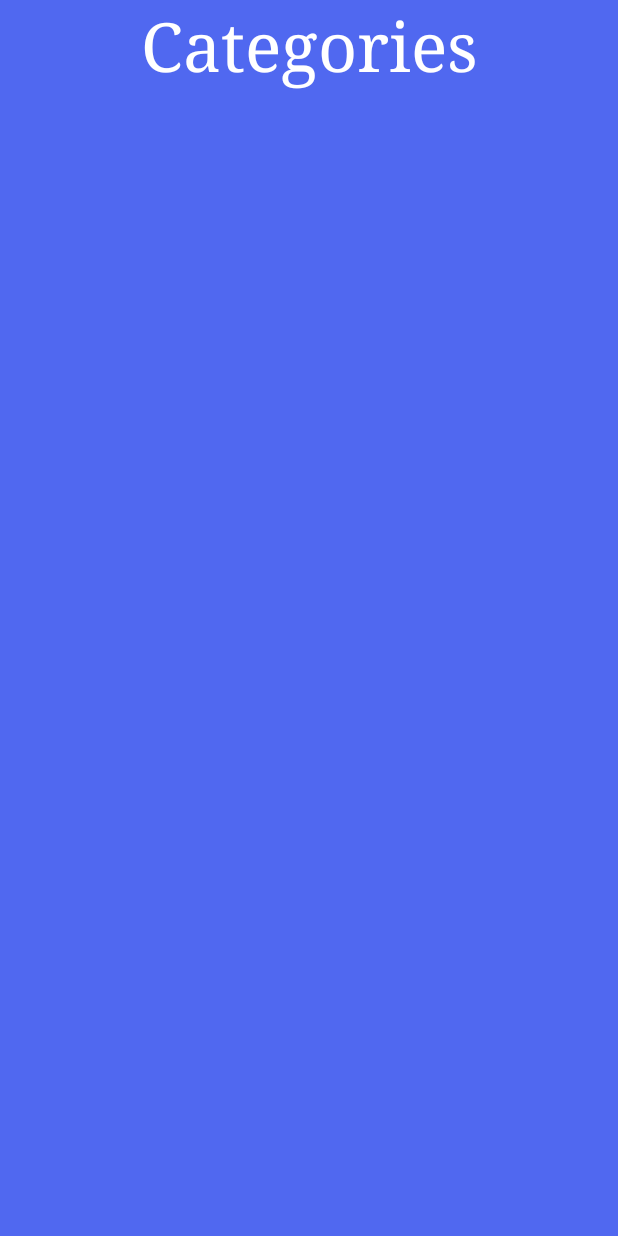
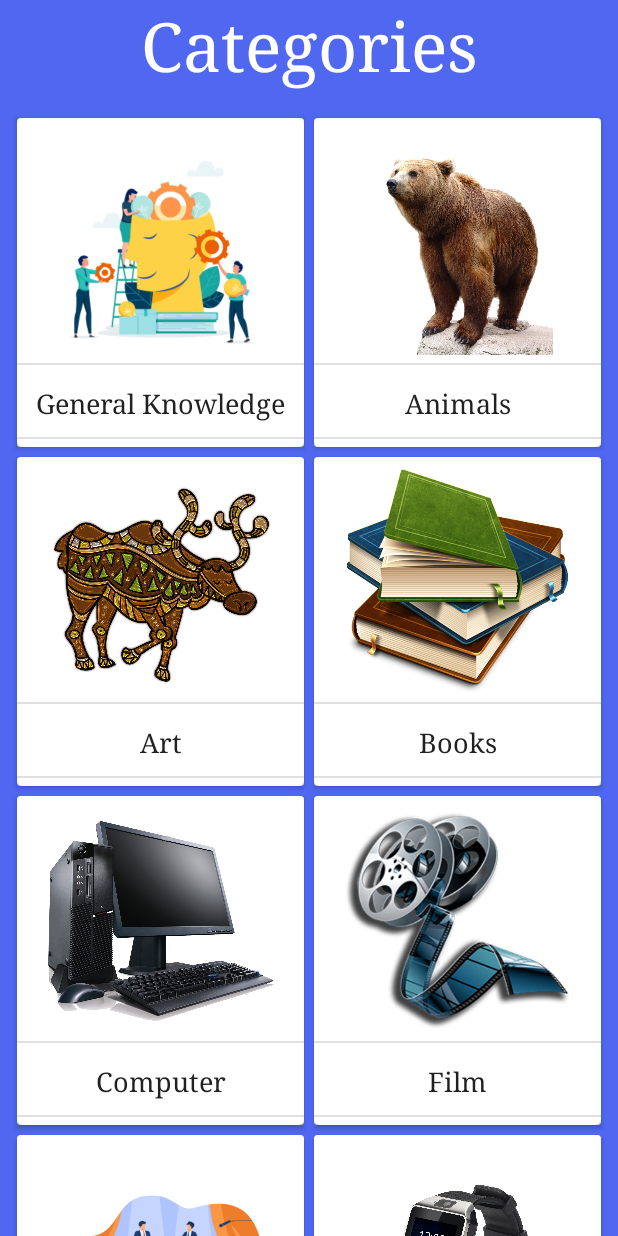
Before and after one commit to rkumar0206/Quiz_App, an Android app: the ChooseCategoryFragment screen opened through its navigation route, on a phone screen of 412 x 824 dp. Run offline under Robolectric (Android 15) with nearby library versions, the phone set to English and light mode, and no system bars; our stand-ins replace Dagger/Hilt's generated code; network calls fail; 1 statement that could not run was skipped.

Commit message:
-> finished the ChooseCategoryFragment.kt -> made adapter for ChooseCategoryFragment.kt recyclerView -> now user can play by choosing a specific category

```diff
--- /dev/null
+++ b/app/src/main/java/com/rohitthebest/adapters/ChooseCategoryAdapter.kt
@@ -0,0 +1,81 @@
+package com.rohitthebest.adapters
+
+import android.view.LayoutInflater
+import android.view.ViewGroup
+import androidx.recyclerview.widget.DiffUtil
+import androidx.recyclerview.widget.ListAdapter
+import androidx.recyclerview.widget.RecyclerView
+import com.rohitthebest.quizzed_aquizapp.databinding.ChooseCategoryLayoutForRvBinding
+import com.rohitthebest.quizzed_aquizapp.ui.fragments.Category
+
+class ChooseCategoryAdapter :
+    ListAdapter<Category, ChooseCategoryAdapter.ChooseCategoryViewHolder>(DiffUtilCallback()) {
+
+    private var mListener: OnClickListener? = null
+
+    inner class ChooseCategoryViewHolder(var binding: ChooseCategoryLayoutForRvBinding) :
+        RecyclerView.ViewHolder(binding.root) {
+
+        fun setData(category: Category?) {
+
+            category?.let {
+
+                binding.categoryImage.setImageResource(it.imageId)
+                binding.categoryName.text = it.categoryName
+            }
+        }
+
+        init {
+
+            binding.chooseCategoryItemCV.setOnClickListener {
+
+                if (checkForNull(absoluteAdapterPosition)) {
+
+                    mListener!!.onItemClick(category = getItem(absoluteAdapterPosition))
+                }
+            }
+        }
+
+        private fun checkForNull(adapterPosition: Int): Boolean {
+
+            return adapterPosition != RecyclerView.NO_POSITION &&
+                    mListener != null
+        }
+    }
+
+    class DiffUtilCallback : DiffUtil.ItemCallback<Category>() {
+
+        override fun areItemsTheSame(oldItem: Category, newItem: Category): Boolean {
+
+            return oldItem.imageId == newItem.imageId
+        }
+
+        override fun areContentsTheSame(oldItem: Category, newItem: Category): Boolean {
+
+            return oldItem == newItem
+        }
+    }
+
+    override fun onCreateViewHolder(parent: ViewGroup, viewType: Int): ChooseCategoryViewHolder {
+
+        val binding = ChooseCategoryLayoutForRvBinding.inflate(
+            LayoutInflater.from(parent.context), parent, false
+        )
+
+        return ChooseCategoryViewHolder(binding)
+    }
+
+    override fun onBindViewHolder(holder: ChooseCategoryViewHolder, position: Int) {
+
+        holder.setData(getItem(position))
+    }
+
+    interface OnClickListener {
+
+        fun onItemClick(category: Category)
+    }
+
+    fun setOnClickListener(listener: OnClickListener) {
+        mListener = listener
+    }
+}
--- a/app/src/main/java/com/rohitthebest/quizzed_aquizapp/ui/fragments/ChooseCategoryFragment.kt
+++ b/app/src/main/java/com/rohitthebest/quizzed_aquizapp/ui/fragments/ChooseCategoryFragment.kt
@@ -3,17 +3,28 @@ package com.rohitthebest.quizzed_aquizapp.ui.fragments
 import android.os.Bundle
 import android.view.View
 import androidx.fragment.app.Fragment
+import androidx.navigation.fragment.findNavController
+import androidx.recyclerview.widget.GridLayoutManager
+import com.rohitthebest.adapters.ChooseCategoryAdapter
+import com.rohitthebest.helperClasses.CustomQuizParameters
+import com.rohitthebest.helperClasses.Type
 import com.rohitthebest.quizzed_aquizapp.R
 import com.rohitthebest.quizzed_aquizapp.databinding.FragmentCategoryChooseBinding
+import com.rohitthebest.quizzed_aquizapp.util.GsonConverters
 
-data class Category(var imageId: Int, var categoryName: String)
+private const val TAG = "ChooseCategoryFragment"
 
-class ChooseCategoryFragment : Fragment(R.layout.fragment_category_choose) {
+data class Category(var imageId: Int, var categoryName: String, var categoryNumber: Int = 9)
+
+class ChooseCategoryFragment : Fragment(R.layout.fragment_category_choose),
+    ChooseCategoryAdapter.OnClickListener {
 
     private var _binding: FragmentCategoryChooseBinding? = null
     private val binding get() = _binding!!
 
     private lateinit var categoryList: ArrayList<Category>
+
+    private lateinit var mAdapter: ChooseCategoryAdapter
 
     override fun onViewCreated(view: View, savedInstanceState: Bundle?) {
         super.onViewCreated(view, savedInstanceState)
@@ -24,25 +35,65 @@ class ChooseCategoryFragment : Fragment(R.layout.fragment_category_choose) {
 
         populateCategoryList()
 
+        mAdapter = ChooseCategoryAdapter()
 
+        setUpRecyclerView()
+
+    }
+
+    private fun setUpRecyclerView() {
+
+        try {
+
+            mAdapter.submitList(categoryList)
+
+            binding.chooseCategoryRV.apply {
+
+                setHasFixedSize(true)
+                adapter = mAdapter
+                layoutManager = GridLayoutManager(requireContext(), 2)
+            }
+
+            mAdapter.setOnClickListener(this)
+
+        } catch (e: Exception) {
+            e.printStackTrace()
+        }
+    }
+
+    override fun onItemClick(category: Category) {
+
+        val action = ChooseCategoryFragmentDirections.actionChooseCategoryFragmentToQuizFragment(
+            GsonConverters.convertCustomQuizParameterToString(
+                CustomQuizParameters(
+                    Type.CHOOSE_CATEGORY,
+                    category.categoryNumber.toString(),
+                    "10"
+                )
+            )
+        )
+
+        findNavController().navigate(action)
     }
 
     private fun populateCategoryList() {
 
-        categoryList.add(Category(R.drawable.animals, "Animals"))
-        categoryList.add(Category(R.drawable.art, "Art"))
-        categoryList.add(Category(R.drawable.books, "Books"))
-        categoryList.add(Category(R.drawable.computer, "Computer"))
-        categoryList.add(Category(R.drawable.film, "Film"))
-        categoryList.add(Category(R.drawable.gadget2, "Gadget"))
-        categoryList.add(Category(R.drawable.geography, "Geography"))
-        categoryList.add(Category(R.drawable.mathematics, "Mathematics"))
-        categoryList.add(Category(R.drawable.music, "Music"))
-        categoryList.add(Category(R.drawable.mythology, "Mythology"))
-        categoryList.add(Category(R.drawable.nature, "Nature"))
-        categoryList.add(Category(R.drawable.sports, "Sports"))
-        categoryList.add(Category(R.drawable.vehicles, "Vehicles"))
-        categoryList.add(Category(R.drawable.video_games, "Video-games"))
+        categoryList.add(Category(R.drawable.general_knowledge, "General Knowledge", 9))
+        categoryList.add(Category(R.drawable.animals, "Animals", 27))
+        categoryList.add(Category(R.drawable.art, "Art", 25))
+        categoryList.add(Category(R.drawable.books, "Books", 10))
+        categoryList.add(Category(R.drawable.computer, "Computer", 18))
+        categoryList.add(Category(R.drawable.film, "Film", 11))
+        categoryList.add(Category(R.drawable.politics, "Politics", 24))
+        categoryList.add(Category(R.drawable.gadget2, "Gadget", 30))
+        categoryList.add(Category(R.drawable.geography, "Geography", 22))
+        categoryList.add(Category(R.drawable.mathematics, "Mathematics", 19))
+        categoryList.add(Category(R.drawable.music, "Music", 12))
+        categoryList.add(Category(R.drawable.mythology, "Mythology", 20))
+        categoryList.add(Category(R.drawable.nature, "Nature", 17))
+        categoryList.add(Category(R.drawable.sports, "Sports", 21))
+        categoryList.add(Category(R.drawable.vehicles, "Vehicles", 28))
+        categoryList.add(Category(R.drawable.video_games, "Video-games", 15))
     }
 
     override fun onDestroyView() {
@@ -50,4 +101,5 @@ class ChooseCategoryFragment : Fragment(R.layout.fragment_category_choose) {
 
         _binding = null
     }
+
 }
--- a/app/src/main/java/com/rohitthebest/quizzed_aquizapp/ui/fragments/QuizFragment.kt
+++ b/app/src/main/java/com/rohitthebest/quizzed_aquizapp/ui/fragments/QuizFragment.kt
@@ -138,11 +138,11 @@ class QuizFragment : Fragment(R.layout.fragment_quiz), View.OnClickListener {
 
                         val queryMap = HashMap<String, String>()
 
-                        queryMap["amount"] = 10.toString()
+                        queryMap["amount"] = quiz.numberOfQuestion.toString()
                         queryMap["category"] = quiz.categoryNumber.toString()
                         queryMap["type"] = "multiple"
 
-                        totalQuestions = 10
+                        totalQuestions = quiz.numberOfQuestion?.toInt()!!
 
                         startCustomQuiz(queryMap)
                     }
--- a/app/src/main/res/layout/choose_category_layout_for_rv.xml
+++ b/app/src/main/res/layout/choose_category_layout_for_rv.xml
@@ -1,13 +1,13 @@
 <?xml version="1.0" encoding="utf-8"?>
 <androidx.cardview.widget.CardView xmlns:android="http://schemas.android.com/apk/res/android"
     xmlns:app="http://schemas.android.com/apk/res-auto"
-    xmlns:tools="http://schemas.android.com/tools"
     android:layout_width="match_parent"
     android:layout_height="wrap_content"
     android:layout_margin="3dp">
 
     <com.google.android.material.card.MaterialCardView
         android:layout_width="match_parent"
+        android:id="@+id/chooseCategoryItemCV"
         android:layout_height="match_parent">
 
         <androidx.constraintlayout.widget.ConstraintLayout
@@ -16,16 +16,17 @@
 
             <ImageView
                 android:id="@+id/categoryImage"
-                android:layout_width="wrap_content"
-                android:layout_height="wrap_content"
+                android:layout_width="150dp"
+                android:layout_height="150dp"
                 android:layout_marginStart="8dp"
                 android:layout_marginTop="8dp"
                 android:layout_marginEnd="8dp"
+                android:scaleType="centerInside"
+                android:src="@drawable/music"
                 app:layout_constraintEnd_toEndOf="parent"
                 app:layout_constraintHorizontal_bias="0.5"
                 app:layout_constraintStart_toStartOf="parent"
-                app:layout_constraintTop_toTopOf="parent"
-                tools:srcCompat="@tools:sample/avatars" />
+                app:layout_constraintTop_toTopOf="parent" />
 
             <View
                 android:id="@+id/divider6"
@@ -39,7 +40,7 @@
                 app:layout_constraintTop_toBottomOf="@+id/categoryImage" />
 
             <TextView
-                android:id="@+id/textView7"
+                android:id="@+id/categoryName"
                 android:layout_width="wrap_content"
                 android:layout_height="wrap_content"
                 android:layout_marginTop="8dp"
@@ -63,7 +64,7 @@
                 app:layout_constraintEnd_toEndOf="parent"
                 app:layout_constraintHorizontal_bias="0.5"
                 app:layout_constraintStart_toStartOf="parent"
-                app:layout_constraintTop_toBottomOf="@+id/textView7" />
+                app:layout_constraintTop_toBottomOf="@+id/categoryName" />
         </androidx.constraintlayout.widget.ConstraintLayout>
     </com.google.android.material.card.MaterialCardView>
 
```
Also changed, not shown: app/src/main/res/drawable/general_knowledge.png (added), app/src/main/res/drawable/politics.png (added), app/src/main/res/drawable/video_games.png.
